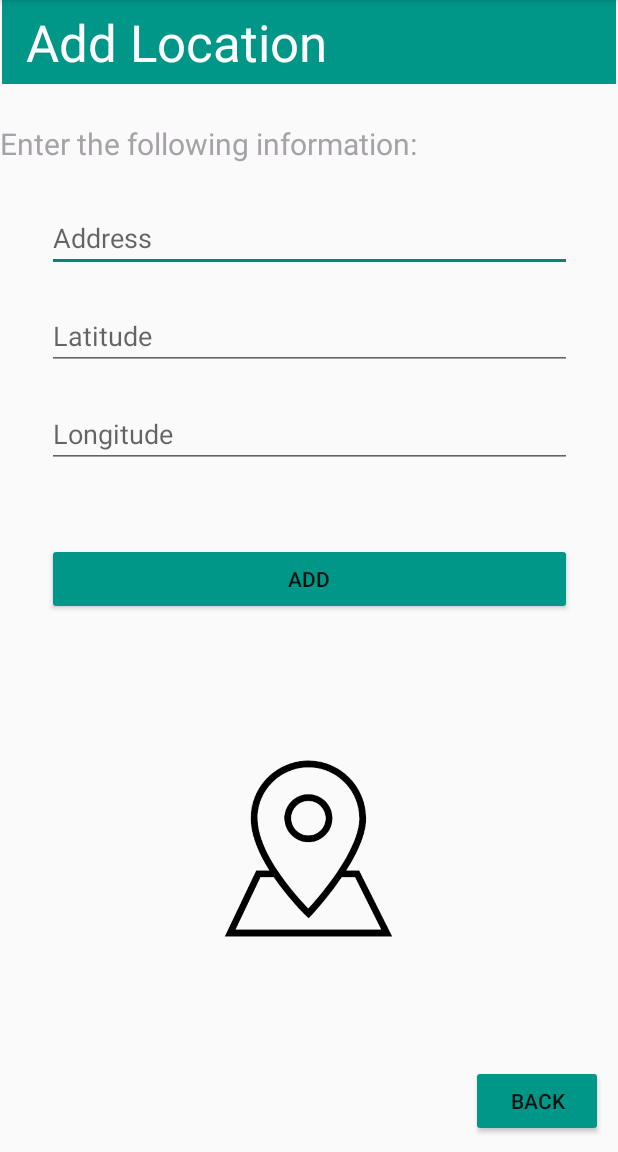
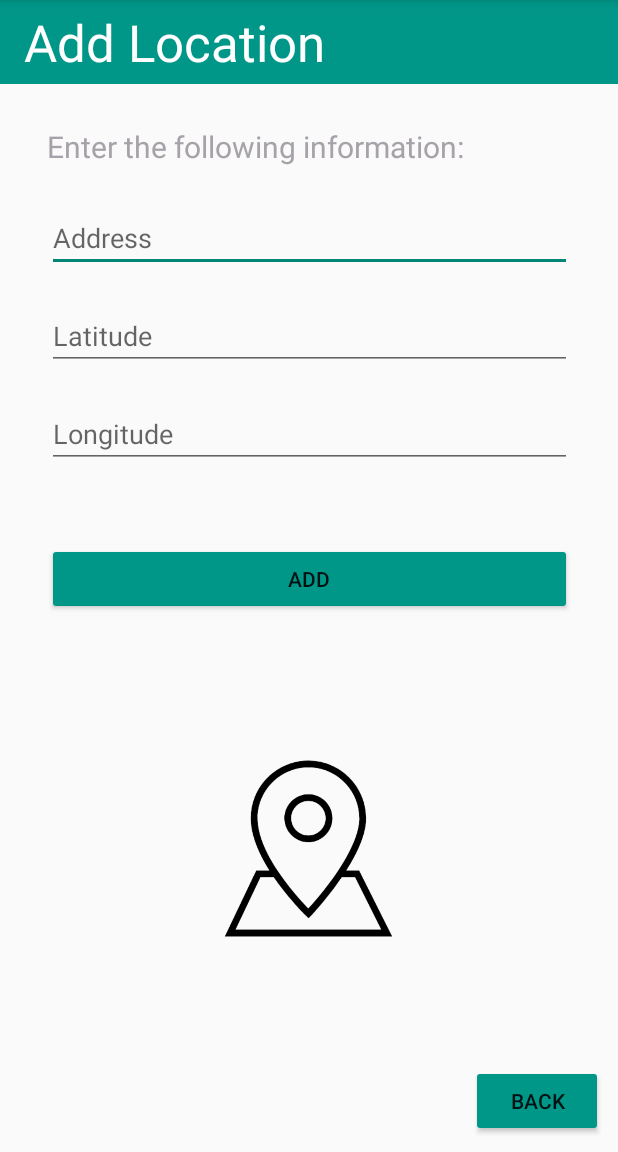
Before and after one commit to MartinCeron/Assignment-2---Mobile-App-Development, an Android app: the AddLocationActivity screen opened directly, with no data from a screen before it, on a phone screen of 412 x 824 dp, the part 84-1236 px from its top. Run offline under Robolectric (Android 15) with nearby library versions, the phone set to English and light mode, and no system bars.

Commit message:
Simple Fix in layout

```diff
--- a/app/src/main/res/layout/activity_add_location.xml
+++ b/app/src/main/res/layout/activity_add_location.xml
@@ -50,7 +50,7 @@
 
     <androidx.appcompat.widget.Toolbar
         android:id="@+id/toolbar2"
-        android:layout_width="409dp"
+        android:layout_width="match_parent"
         android:layout_height="wrap_content"
         android:background="#009688"
         android:minHeight="?attr/actionBarSize"
@@ -70,9 +70,11 @@
         android:textColor="#A7A2A9"
         android:textSize="20sp"
         app:layout_constraintBottom_toTopOf="@+id/addressInput"
+        app:layout_constraintEnd_toEndOf="parent"
+        app:layout_constraintHorizontal_bias="0.236"
+        app:layout_constraintStart_toStartOf="parent"
         app:layout_constraintTop_toBottomOf="@+id/toolbar2"
-        app:layout_constraintVertical_bias="0.49"
-        tools:layout_editor_absoluteX="31dp" />
+        app:layout_constraintVertical_bias="0.528" />
 
     <ImageView
         android:id="@+id/imageView3"
```
